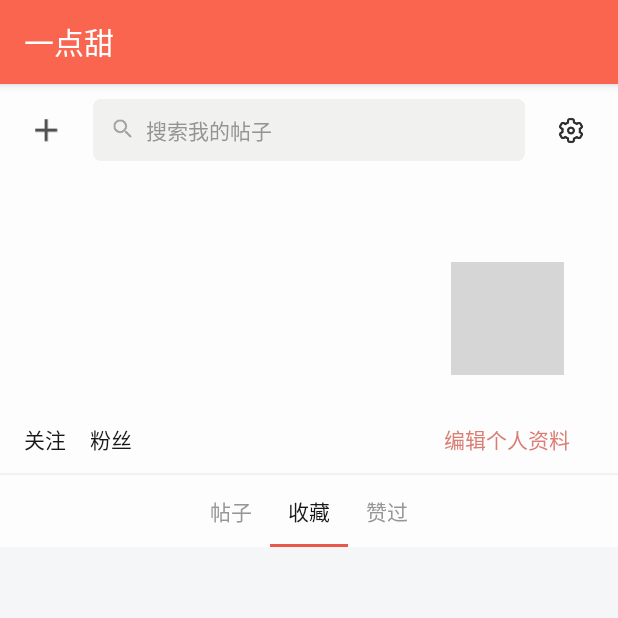
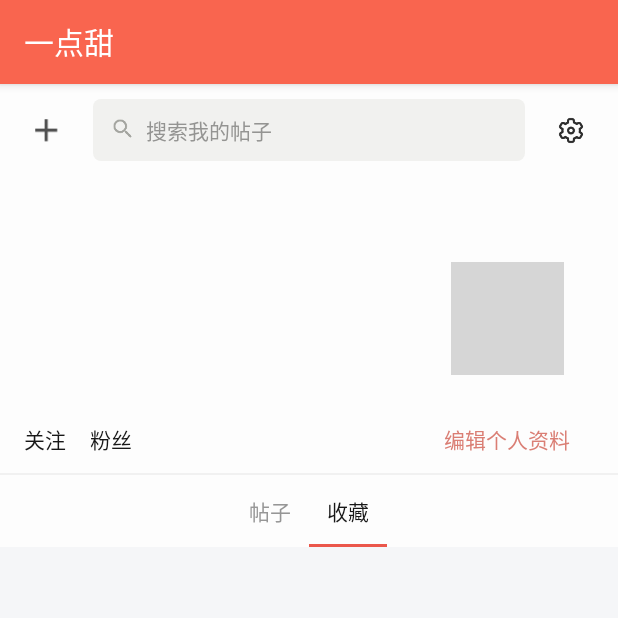
Before and after one commit to Yauleisim/BigSweet, an Android app: the fragment PersonFragment shown on its own in the app's theme, tab 2 chosen, on a phone screen of 412 x 824 dp, the top half of it. Run offline under Robolectric (Android 15) with nearby library versions, the phone set to English and light mode, and no system bars; libraries missing offline, so code that uses them is left out: cn.bmob.v3; 1 statement that could not run was skipped; grey boxes are pictures that could not be loaded.

```diff
--- a/app/src/main/java/com/graduation/yau/bigsweet/PersonFragment.java
+++ b/app/src/main/java/com/graduation/yau/bigsweet/PersonFragment.java
@@ -77,9 +77,8 @@ public class PersonFragment extends Fragment implements View.OnClickListener {
         List<Fragment> fragments = new ArrayList<>();
         fragments.add(new PostFragment());
         fragments.add(new CollectionFragment());
-        fragments.add(new PraiseFragment());
 
-        mPersonShiftViewPagerAdapter = new PersonShiftViewPagerAdapter(getChildFragmentManager(), fragments, new String[]{"帖子", "收藏", "赞过"});
+        mPersonShiftViewPagerAdapter = new PersonShiftViewPagerAdapter(getChildFragmentManager(), fragments, new String[]{"帖子", "收藏"});
         mPersonShiftViewPager.setAdapter(mPersonShiftViewPagerAdapter);
 
         mPersonTabLayout.setupWithViewPager(mPersonShiftViewPager);
--- a/app/src/main/java/com/graduation/yau/bigsweet/PraiseFragment.java
+++ /dev/null
@@ -1,27 +0,0 @@
-package com.graduation.yau.bigsweet;
-
-import android.os.Bundle;
-import android.support.annotation.NonNull;
-import android.support.annotation.Nullable;
-import android.support.v4.app.Fragment;
-import android.view.LayoutInflater;
-import android.view.View;
-import android.view.ViewGroup;
-
-/**
- * Created by YAULEISIM on 2019/4/9.
- */
-
-public class PraiseFragment extends Fragment {
-
-    @Nullable
-    @Override
-    public View onCreateView(@NonNull LayoutInflater inflater, @Nullable ViewGroup container, @Nullable Bundle savedInstanceState) {
-        return inflater.inflate(R.layout.fragment_praise, container, false);
-    }
-
-    @Override
-    public void onViewCreated(@NonNull View view, @Nullable Bundle savedInstanceState) {
-        super.onViewCreated(view, savedInstanceState);
-    }
-}
--- a/app/src/main/res/layout/fragment_praise.xml
+++ /dev/null
@@ -1,6 +0,0 @@
-<?xml version="1.0" encoding="utf-8"?>
-<android.support.constraint.ConstraintLayout xmlns:android="http://schemas.android.com/apk/res/android"
-    android:layout_width="match_parent"
-    android:layout_height="match_parent">
-
-</android.support.constraint.ConstraintLayout>
```
Also changed, not shown: app/src/main/java/com/graduation/yau/bigsweet/HomeFragment.java (+10 -0 lines), app/src/main/java/com/graduation/yau/bigsweet/MainActivity.java (+7 -4 lines).
